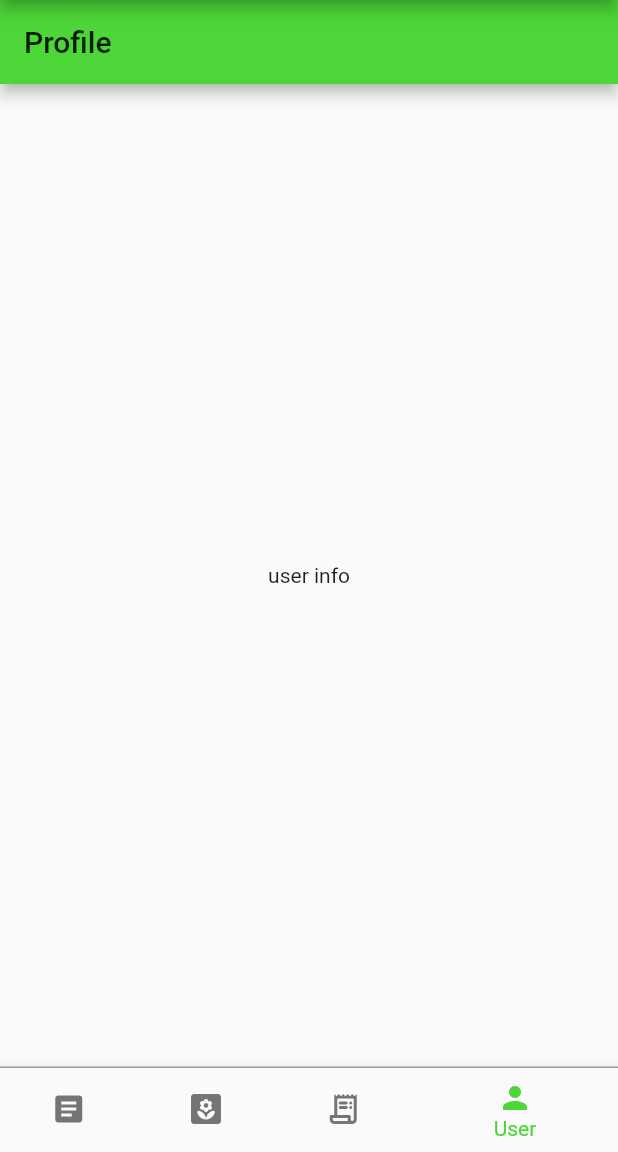
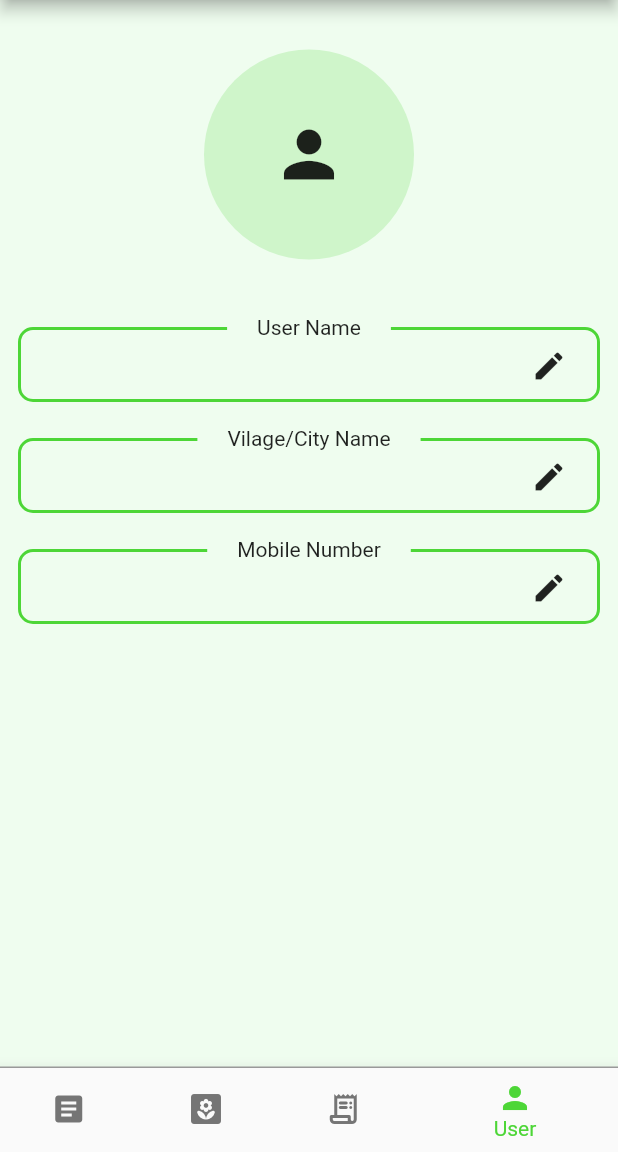
Before and after one commit to himanshu634/apmc_management, a Flutter app: the screen it shows once a user with an empty profile is signed in, item 4 of the bottom bar chosen, on a phone screen of 412 x 824 dp, the part 84-1236 px from its top. Run offline on Flutter 3.47's test engine with Material 2 defaults, Android fonts, the phone set to English and light mode, and no system bars; our stand-ins replace cloud_firestore, firebase_auth, firebase_core, pinput; accounts and stored records are empty.

Commit message:
user screen added

```diff
--- a/lib/screens/home.dart
+++ b/lib/screens/home.dart
@@ -7,6 +7,7 @@ import '../widgets/navigation_bar/price_list_bar.dart';
 import '../widgets/navigation_bar/slot_booking_bar.dart';
 import '../widgets/navigation_bar/user_bar.dart';
 import '../providers/news.dart';
+import '../providers/user_data.dart';
 
 class Home extends StatefulWidget {
   static const id = '/home';
@@ -35,8 +36,15 @@ class _HomeState extends State<Home> {
         ],
       ),
       backgroundColor: Theme.of(context).backgroundColor,
-      body: ChangeNotifierProvider(
-        create: (ctx) => News(),
+      body: MultiProvider(
+        providers: [
+          ChangeNotifierProvider(
+            create: (ctx) => News(),
+          ),
+          ChangeNotifierProvider(
+            create: (ctx) => UserData(),
+          ),
+        ],
         child: screens[_currentIndex],
       ),
       bottomNavigationBar: Container(
--- a/lib/widgets/navigation_bar/user_bar.dart
+++ b/lib/widgets/navigation_bar/user_bar.dart
@@ -1,16 +1,24 @@
 import 'package:flutter/material.dart';
+import 'package:provider/provider.dart';
+
+import '../../providers/user_data.dart';
+import '../userWidgets/user_details.dart';
 
 class UserBar extends StatelessWidget {
-
   @override
   Widget build(BuildContext context) {
-    return Scaffold(
-      appBar: AppBar(
-        title: const Text("Profile"),
-      ),
-      body: Center(
-        child: Text("user info"),
-      ),
+    final userData = Provider.of<UserData>(context, listen: false);
+    return FutureBuilder(
+      future: userData.fetchAndSetUserData(),
+      builder: (ctx, snapshot) {
+        if (snapshot.connectionState == ConnectionState.waiting) {
+          return Center(
+            child: CircularProgressIndicator(),
+          );
+        } else {
+          return UserDetails();
+        }
+      },
     );
   }
 }
--- /dev/null
+++ b/lib/widgets/userWidgets/user_details.dart
@@ -0,0 +1,57 @@
+import 'package:flutter/material.dart';
+import 'package:provider/provider.dart';
+
+import '../../providers/user_data.dart';
+import './user_item.dart';
+
+class UserDetails extends StatelessWidget {
+  @override
+  Widget build(BuildContext context) {
+    final userData = Provider.of<UserData>(context);
+    return SafeArea(
+      child: FutureBuilder(
+        future: userData.fetchAndSetUserData(),
+        builder: (ctx, snapshot) {
+          if (snapshot.connectionState == ConnectionState.waiting) {
+            return Center(
+              child: CircularProgressIndicator(),
+            );
+          }
+          return SingleChildScrollView(
+            child: Column(
+              children: [
+                //TODO photo logic
+                Container(
+                  width: double.infinity,
+                  height: MediaQuery.of(context).size.width * .5,
+                  child: Center(
+                    child: CircleAvatar(
+                      minRadius: 20,
+                      maxRadius: 70,
+                      child: Icon(
+                        Icons.person,
+                        size: 50,
+                      ),
+                    ),
+                  ),
+                ),
+                UserItem(
+                  data: userData.userData!['user_name'],
+                  dataType: "User Name",
+                ),
+                UserItem(
+                  data: userData.userData!['village_name'],
+                  dataType: "Vilage/City Name",
+                ),
+                UserItem(
+                  data: userData.userData!['mobile_number'],
+                  dataType: "Mobile Number",
+                ),
+              ],
+            ),
+          );
+        },
+      ),
+    );
+  }
+}
--- /dev/null
+++ b/lib/widgets/userWidgets/user_item.dart
@@ -0,0 +1,114 @@
+import 'package:flutter/material.dart';
+
+class UserItem extends StatelessWidget {
+  final String data;
+  final String dataType;
+
+  const UserItem({
+    required this.data,
+    required this.dataType,
+  });
+
+  @override
+  Widget build(BuildContext context) {
+    void _editItem() {
+      showModalBottomSheet(
+        isScrollControlled: true,
+        backgroundColor: Colors.white,
+        context: context,
+        builder: (ctx) => Container(
+          width: double.infinity,
+          child: Column(
+            crossAxisAlignment: CrossAxisAlignment.end,
+            children: [
+              Padding(
+                padding: const EdgeInsets.only(
+                  top: 40,
+                  bottom: 8,
+                  right: 8,
+                  left: 8,
+                ),
+                child: TextField(
+                  scrollPadding: const EdgeInsets.only(
+                    bottom: 50,
+                  ),
+                  decoration: InputDecoration(
+                    labelText: dataType,
+                    border: OutlineInputBorder(
+                      borderRadius: BorderRadius.circular(20),
+                    ),
+                    enabledBorder: OutlineInputBorder(
+                      borderRadius: BorderRadius.circular(12),
+                    ),
+                  ),
+                ),
+              ),
+              Padding(
+                padding: const EdgeInsets.only(
+                  right: 20,
+                ),
+                child: ElevatedButton(
+                  child: Text("Submit"),
+                  onPressed: () {},
+                ),
+              ),
+            ],
+          ),
+        ),
+      );
+    }
+
+    return Padding(
+      padding: const EdgeInsets.all(4.0),
+      child: Column(
+        children: [
+          Stack(
+            alignment: Alignment.topCenter,
+            children: [
+              Container(
+                decoration: BoxDecoration(
+                  border: Border.all(
+                    color: Theme.of(context).primaryColor,
+                    width: 2,
+                  ),
+                  borderRadius: BorderRadius.circular(10),
+                ),
+                padding: const EdgeInsets.symmetric(
+                  vertical: 4,
+                  horizontal: 8,
+                ),
+                margin: const EdgeInsets.all(8),
+                height: 50,
+                width: double.infinity,
+                child: Row(
+                  crossAxisAlignment: CrossAxisAlignment.center,
+                  mainAxisAlignment: MainAxisAlignment.spaceBetween,
+                  children: [
+                    Text(
+                      data,
+                      style: TextStyle(
+                        fontSize: 20,
+                        fontWeight: FontWeight.bold,
+                      ),
+                    ),
+                    IconButton(
+                      icon: const Icon(Icons.edit),
+                      onPressed: () {
+                        _editItem();
+                      },
+                    ),
+                  ],
+                ),
+              ),
+              Container(
+                padding: const EdgeInsets.symmetric(horizontal: 20),
+                color: Theme.of(context).backgroundColor,
+                child: Text(dataType),
+              ),
+            ],
+          ),
+        ],
+      ),
+    );
+  }
+}
```
Also changed, not shown: lib/providers/user_data.dart (+38 -1 lines).
